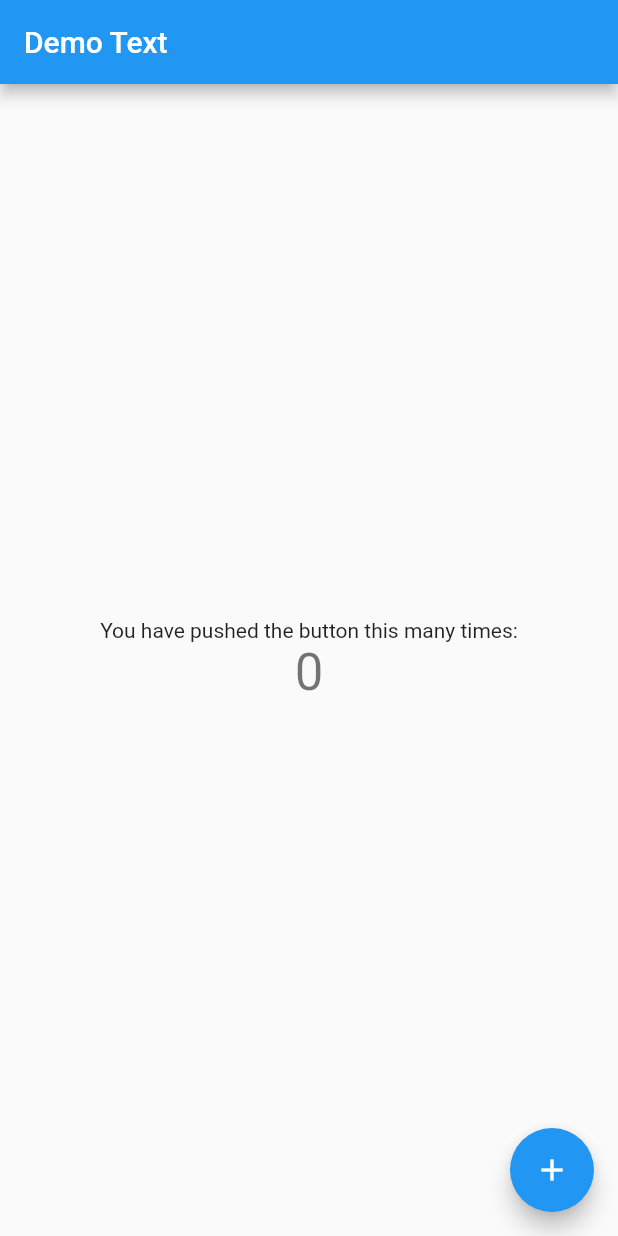
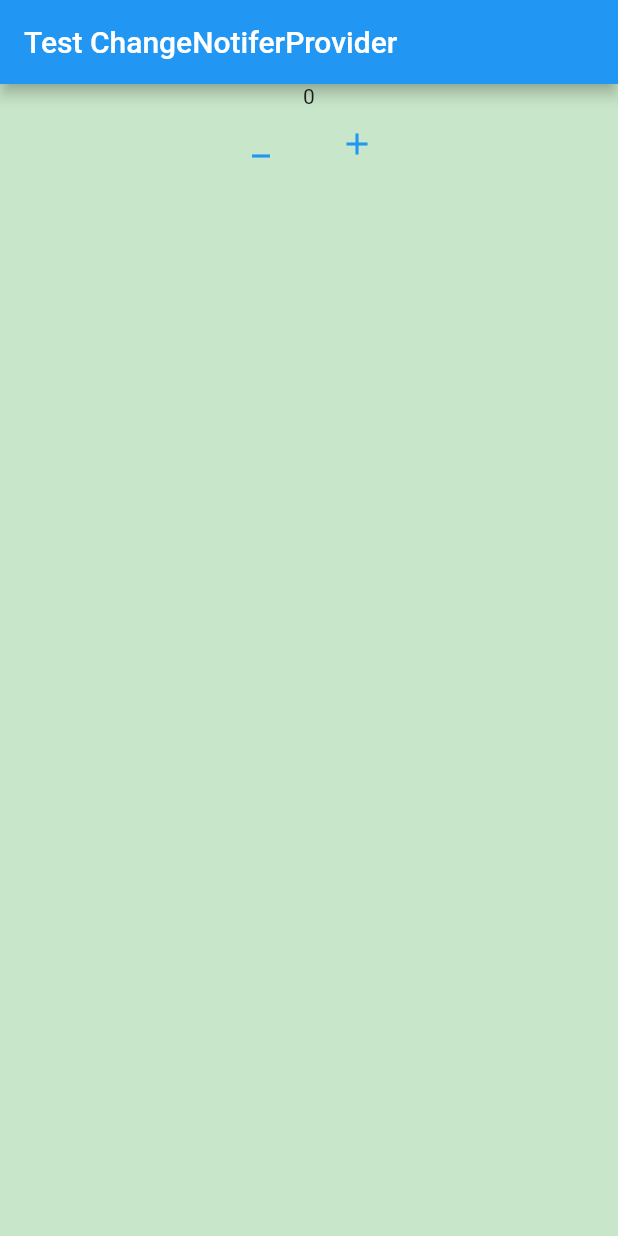
Before and after one commit to anton-yazlovetskiy/provider, a Flutter app: the screen it shows after launch, on a phone screen of 412 x 824 dp. Run offline on Flutter 3.47's test engine with Material 2 defaults, Android fonts, the phone set to English and light mode, and no system bars.

Commit message:
Готовый пример с демонстрацией провайдера

```diff
--- a/lib/main.dart
+++ b/lib/main.dart
@@ -1,4 +1,5 @@
 import 'package:flutter/material.dart';
+import 'package:provider/provider.dart';
 
 void main() {
   runApp(const MyApp());
@@ -14,53 +15,142 @@ class MyApp extends StatelessWidget {
       theme: ThemeData(
         primarySwatch: Colors.blue,
       ),
-      home: const MyHomePage(title: 'Flutter Demo Home Page'),
+      home: const MyHomePage(),
     );
   }
 }
 
-class MyHomePage extends StatefulWidget {
-  const MyHomePage({Key? key, required this.title}) : super(key: key);
-  final String title;
-
-  @override
-  State<MyHomePage> createState() => _MyHomePageState();
-}
-
-class _MyHomePageState extends State<MyHomePage> {
-  int _counter = 0;
-
-  void _incrementCounter() {
-    setState(() {
-      _counter++;
-    });
-  }
+class MyHomePage extends StatelessWidget {
+  const MyHomePage({Key? key}) : super(key: key);
 
   @override
   Widget build(BuildContext context) {
+    return MultiProvider(
+      providers: [
+        ChangeNotifierProvider<MyChangeNotiferProvider>.value(
+            value: MyChangeNotiferProvider()),
+        FutureProvider(
+            create: (_) async => MyFutureProvider().getUsers(),
+            initialData: null),
+        StreamProvider(
+          create: (context) => MyStreamProvider().intStream(),
+          initialData: 0,
+        ),
+      ],
+      child: const DefaultTabController(
+        length: 3,
+        child: TabBarView(children: <Widget>[
+          Page1(),
+          Page2(),
+          Page3(),
+        ]),
+      ),
+    );
+  }
+}
+
+class Page1 extends StatelessWidget {
+  const Page1({Key? key}) : super(key: key);
+
+  @override
+  Widget build(BuildContext context) {
+    MyChangeNotiferProvider _stateChangeProvider =
+        Provider.of<MyChangeNotiferProvider>(context);
+
     return Scaffold(
       appBar: AppBar(
-        title: const Text('Demo Text'),
+        title: const Text('Test ChangeNotiferProvider'),
       ),
-      body: Center(
+      body: Container(
+        color: Colors.green[100],
         child: Column(
-          mainAxisAlignment: MainAxisAlignment.center,
-          children: <Widget>[
-            const Text(
-              'You have pushed the button this many times:',
-            ),
-            Text(
-              '$_counter',
-              style: Theme.of(context).textTheme.headline4,
-            ),
+          children: [
+            Consumer<MyChangeNotiferProvider>(builder: (context, value, child) {
+              return Text('${value.countValue}');
+            }),
+            Row(
+              mainAxisAlignment: MainAxisAlignment.center,
+              children: [
+                TextButton(
+                  onPressed: () => _stateChangeProvider._decrementCount(),
+                  child: const Icon(Icons.minimize),
+                ),
+                TextButton(
+                  onPressed: () => _stateChangeProvider._incrementCount(),
+                  child: const Icon(Icons.add),
+                ),
+              ],
+            )
           ],
         ),
       ),
-      floatingActionButton: FloatingActionButton(
-        onPressed: _incrementCounter,
-        tooltip: 'Increment',
-        child: const Icon(Icons.add),
-      ), // This trailing comma makes auto-formatting nicer for build methods.
     );
   }
 }
+
+class Page2 extends StatelessWidget {
+  const Page2({Key? key}) : super(key: key);
+
+  @override
+  Widget build(BuildContext context) {
+    return Consumer<List?>(
+      builder: (context, List? users, child) {
+        return users == null
+            ? const Text('loading . . ')
+            : ListView.builder(
+                itemCount: users.length,
+                itemBuilder: (context, index) => Card(
+                  elevation: 2,
+                  child: Text('$index | ${users[index]}'),
+                ),
+              );
+      },
+    );
+  }
+}
+
+class Page3 extends StatelessWidget {
+  const Page3({Key? key}) : super(key: key);
+
+  @override
+  Widget build(BuildContext context) {
+    //var _value = Provider.of<int>(context);
+    //return Text('${_value.toString()}');
+    return Consumer<int>(builder: (context, int value, child) {
+      return Text('${value.toString()}');
+    });
+  }
+}
+
+class MyChangeNotiferProvider extends ChangeNotifier {
+  int _count = 0;
+
+  int get countValue => _count;
+
+  void _incrementCount() {
+    _count++;
+    notifyListeners();
+  }
+
+  void _decrementCount() {
+    _count--;
+    notifyListeners();
+  }
+}
+
+class MyFutureProvider {
+  List users = ['user 1', 'user 2', 'user 3', 'user 4', 'user 5', 'user 6'];
+
+  Future<List> getUsers() async {
+    return await Future.delayed(const Duration(seconds: 6), () async {
+      return users;
+    });
+  }
+}
+
+class MyStreamProvider {
+  Stream<int> intStream() {
+    Duration interval = const Duration(seconds: 1);
+    return Stream<int>.periodic(interval, (int _count) => _count++);
+  }
+}
--- a/pubspec.yaml
+++ b/pubspec.yaml
@@ -29,6 +29,7 @@ environment:
 dependencies:
   flutter:
     sdk: flutter
+  provider: ^6.0.2
 
 
   # The following adds the Cupertino Icons font to your application.
```
Also changed, not shown: pubspec.lock.
